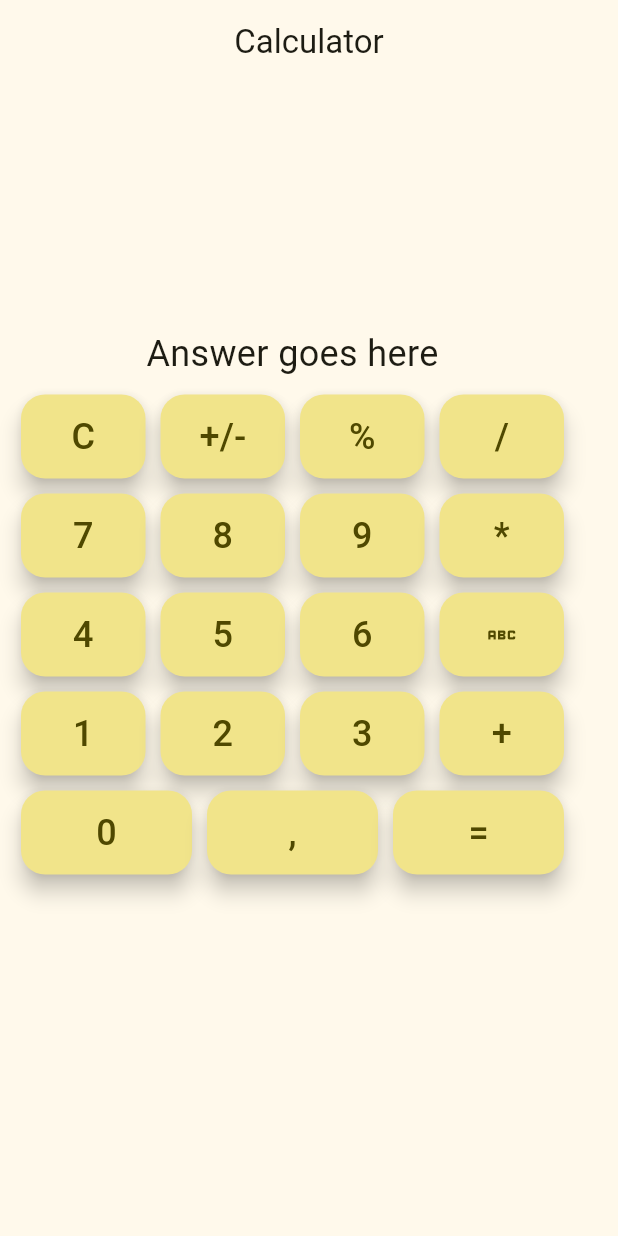
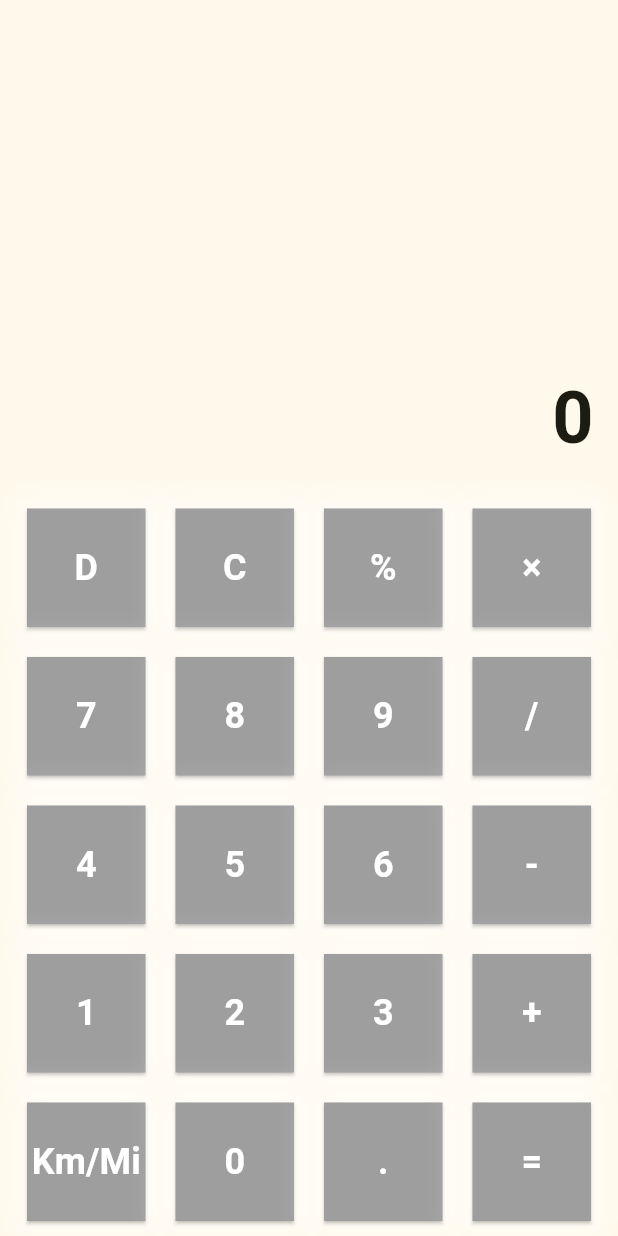
Before and after one commit to mazarskov/flutter-calculator, a Flutter app: the screen it shows after launch, on a phone screen of 412 x 824 dp. Run offline on Flutter 3.47's test engine with Material 3 defaults, Android fonts, the phone set to English and light mode, and no system bars.

```diff
--- /dev/null
+++ b/lib/data/button_values.dart
@@ -0,0 +1,47 @@
+class Btn {
+  static const String del = "D";
+  static const String clr = "C";
+  static const String percent = "%";
+  static const String multiply = "×";
+  static const String divide = "/";
+  static const String add = "+";
+  static const String subtract = "-";
+  static const String calculate = "=";
+  static const String dot = ".";
+
+  static const String n0 = "0";
+  static const String n1 = "1";
+  static const String n2 = "2";
+  static const String n3 = "3";
+  static const String n4 = "4";
+  static const String n5 = "5";
+  static const String n6 = "6";
+  static const String n7 = "7";
+  static const String n8 = "8";
+  static const String n9 = "9";
+  static const String kmToMile = "Km/Mi";
+
+
+  static const List<String> buttonValues = [
+    del,
+    clr,
+    percent,
+    multiply,
+    n7,
+    n8,
+    n9,
+    divide,
+    n4,
+    n5,
+    n6,
+    subtract,
+    n1,
+    n2,
+    n3,
+    add,
+    kmToMile,
+    n0,
+    dot,
+    calculate,
+  ];
+}
--- a/lib/main.dart
+++ b/lib/main.dart
@@ -12,7 +12,7 @@ class MyApp extends StatelessWidget {
   @override
   Widget build(BuildContext context) {
     return MaterialApp(
-      title: 'Quoty',
+      title: 'Calculator',
       theme: ThemeData(
         colorScheme: ColorScheme.fromSeed(seedColor: Colors.yellow),
         useMaterial3: true,
--- a/lib/screens/calculator_screen.dart
+++ b/lib/screens/calculator_screen.dart
@@ -1,269 +1,227 @@
+import 'package:calculator/data/button_values.dart';
 import 'package:flutter/material.dart';
+import 'package:calculator/screens/converter_screen.dart';
+import 'package:calculator/functions/calculation.dart';
+
 
 class CalculatorScreen extends StatefulWidget {
   const CalculatorScreen({super.key});
 
   @override
-  State<StatefulWidget> createState() {
-    return QuoteScreenState();
-  }
-
-
+  State<CalculatorScreen> createState() => _CalculatorScreenState();
 }
 
-class QuoteScreenState extends State<CalculatorScreen> {
-  TextEditingController textEditingController = TextEditingController();
-
+class _CalculatorScreenState extends State<CalculatorScreen> {
+  String number1 = ""; // . 0-9
+  String operand = ""; // + - * /
+  String number2 = ""; // . 0-9
 
   @override
   Widget build(BuildContext context) {
     return Scaffold(
-      appBar: AppBar(
-          title: const Center(
-            child: Text('Calculator'),
-          )),
-      floatingActionButton: Padding(
-        padding: EdgeInsets.symmetric(horizontal: 20.0),
+      body: SafeArea(
+        bottom: false,
         child: Column(
-          mainAxisAlignment: MainAxisAlignment.center, // Center vertically
-          crossAxisAlignment: CrossAxisAlignment.center, // Center horizontally
           children: [
-            SizedBox(height: 10), // Add space between rows
-            Row(
-              children: [
-                SizedBox(width: 10),
-                Expanded(
+            // output
+            Expanded(
+              child: SingleChildScrollView(
+                reverse: true,
+                child: Container(
+                  alignment: Alignment.bottomRight,
+                  padding: const EdgeInsets.all(16),
                   child: Text(
-                    "Answer goes here",
-                    textAlign: TextAlign.center, // Center the text horizontally
-                    style: TextStyle(
-                      fontSize: 24.0, // Set the font size to 24
+                    "$number1$operand$number2".isEmpty
+                        ? "0"
+                        : "$number1$operand$number2",
+                    style: const TextStyle(
+                      fontSize: 48,
+                      fontWeight: FontWeight.bold,
                     ),
+                    textAlign: TextAlign.end,
                   ),
                 ),
-              ],
-            ),
-            SizedBox(height: 10),
-            Row(
-              children: [
-                SizedBox(width: 10),
-                Expanded(
-                  child: FloatingActionButton(
-                    onPressed: null,
-                    child: Text(
-                      'C',
-                      style: TextStyle(fontSize: 24.0),
-                    ),
-                  ),
-                ),
-                SizedBox(width: 10),
-                Expanded(
-                  child: FloatingActionButton(
-                    onPressed: null,
-                    child: Text(
-                      '+/-',
-                      style: TextStyle(fontSize: 24.0),
-                    ),
-                  ),
-                ),
-                SizedBox(width: 10),
-                Expanded(
-                  child: FloatingActionButton(
-                    onPressed: null,
-                    child: Text(
-                      '%',
-                      style: TextStyle(fontSize: 24.0),
-                    ),
-                  ),
-                ),
-                SizedBox(width: 10),
-                Expanded(
-                  child: FloatingActionButton(
-                    onPressed: null,
-                    child: Text(
-                      '/',
-                      style: TextStyle(fontSize: 24.0),
-                    ),
-                  ),
-                ),
-              ],
-            ),
-            SizedBox(height: 10), // Add space between rows
-            Row(
-              children: [
-                SizedBox(width: 10),
-                Expanded(
-                  child: FloatingActionButton(
-                    onPressed: null,
-                    child: Text(
-                      '7',
-                      style: TextStyle(fontSize: 24.0),
-                    ),
-                  ),
-                ),
-                SizedBox(width: 10),
-                Expanded(
-                  child: FloatingActionButton(
-                    onPressed: null,
-                    child: Text(
-                      '8',
-                      style: TextStyle(fontSize: 24.0),
-                    ),
-                  ),
-                ),
-                SizedBox(width: 10),
-                Expanded(
-                  child: FloatingActionButton(
-                    onPressed: null,
-                    child: Text(
-                      '9',
-                      style: TextStyle(fontSize: 24.0),
-                    ),
-                  ),
-                ),
-                SizedBox(width: 10),
-                Expanded(
-                  child: FloatingActionButton(
-                    onPressed: null,
-                    child: Text(
-                      '*',
-                      style: TextStyle(fontSize: 24.0),
-                    ),
-                  ),
-                ),
-              ],
-            ),
-            SizedBox(height: 10),
-            Row(
-              children: [
-                SizedBox(width: 10),
-                Expanded(
-                  child: FloatingActionButton(
-                    onPressed: null,
-                    child: Text(
-                      '4',
-                      style: TextStyle(fontSize: 24.0),
-                    ),
-                  ),
-                ),
-                SizedBox(width: 10),
-                Expanded(
-                  child: FloatingActionButton(
-                    onPressed: null,
-                    child: Text(
-                      '5',
-                      style: TextStyle(fontSize: 24.0),
-                    ),
-                  ),
-                ),
-                SizedBox(width: 10),
-                Expanded(
-                  child: FloatingActionButton(
-                    onPressed: null,
-                    child: Text(
-                      '6',
-                      style: TextStyle(fontSize: 24.0),
-                    ),
-                  ),
-                ),
-                SizedBox(width: 10),
-                Expanded(
-                  child: FloatingActionButton(
-                    onPressed: null,
-                    child: Icon(Icons.abc),
-                  ),
-                ),
-              ],
-            ),
-            SizedBox(height: 10), // Add space between rows
-            Row(
-              children: [
-                SizedBox(width: 10),
-                Expanded(
-                  child: FloatingActionButton(
-                    onPressed: null,
-                    child: Text(
-                      '1',
-                      style: TextStyle(fontSize: 24.0),
-                    ),
-                  ),
-                ),
-                SizedBox(width: 10),
-                Expanded(
-                  child: FloatingActionButton(
-                    onPressed: null,
-                    child: Text(
-                      '2',
-                      style: TextStyle(fontSize: 24.0),
-                    ),
-                  ),
-                ),
-                SizedBox(width: 10),
-                Expanded(
-                  child: FloatingActionButton(
-                    onPressed: null,
-                    child: Text(
-                      '3',
-                      style: TextStyle(fontSize: 24.0),
-                    ),
-                  ),
-                ),
-                SizedBox(width: 10),
-                Expanded(
-                  child: FloatingActionButton(
-                    onPressed: null,
-                    child: Text(
-                      '+',
-                      style: TextStyle(fontSize: 24.0),
-                    ),
-                  ),
-                ),
-              ],
-            ),
-            SizedBox(height: 10), // Add space between rows
-            Row(
-              children: [
-                SizedBox(width: 10),
-                Expanded(
-                  child: FloatingActionButton(
-                    onPressed: null,
-                    child: Text(
-                      '0',
-                      style: TextStyle(fontSize: 24.0),
-                    ),
-                  ),
-                ),
-                SizedBox(width: 10),
-                Expanded(
-                  child: FloatingActionButton(
-                    onPressed: null,
-                    child: Text(
-                      ',',
-                      style: TextStyle(fontSize: 24.0),
-                    ),
-                  ),
-                ),
-                SizedBox(width: 10),
-                Expanded(
-                  child: FloatingActionButton(
-                    onPressed: null,
-                    child: Text(
-                      '=',
-                      style: TextStyle(fontSize: 24.0),
-                    ),
-                  ),
-                ),
-              ],
+              ),
             ),
 
-            // Add more rows as needed
+            // buttons
+            Wrap(
+              children: Btn.buttonValues
+                  .map(
+                    (value) =>
+                    NeonButton(
+                      label: value,
+                      onPressed: () => onBtnTap(value),
+                      isZero: value == Btn.n0,
+                    ),
+              )
+                  .toList(),
+            )
           ],
         ),
       ),
+    );
+  }
+  void onBtnTap(String value) {
 
+    if (value == Btn.kmToMile) {
+      // Navigate to the Km/Mile conversion screen
+      Navigator.of(context).push(MaterialPageRoute(
+        builder: (context) => KilometerToMileConverter(),
+      ));
+      return;
+    }
 
-      body: const Stack(
+    if (value == Btn.del) {
+      delete();
+      return;
+    }
 
+    if (value == Btn.clr) {
+      clearAll();
+      return;
+    }
+
+    if (value == Btn.percent) {
+      convertToPercentage();
+      return;
+    }
+
+    if (value == Btn.calculate) {
+      calculate();
+      return;
+    }
+
+    appendValue(value);
+  }
+
+  void calculate() {
+    if (number1.isEmpty) return;
+    if (operand.isEmpty) return;
+    if (number2.isEmpty) return;
+    double result = doCalculation(operand, number1, number2);
+
+    setState(() {
+      number1 = result.toStringAsPrecision(3);
+
+      if (number1.endsWith(".0")) {
+        number1 = number1.substring(0, number1.length - 2);
+      }
+
+      operand = "";
+      number2 = "";
+    });
+  }
+
+  void convertToPercentage() {
+    // ex: 434+324
+    if (number1.isNotEmpty && operand.isNotEmpty && number2.isNotEmpty) {
+      // calculate before conversion
+      calculate();
+    }
+
+    if (operand.isNotEmpty) {
+      // cannot be converted
+      return;
+    }
+
+    final number = double.parse(number1);
+    setState(() {
+      number1 = "${(number / 100)}";
+      operand = "";
+      number2 = "";
+    });
+  }
+
+  void clearAll() {
+    setState(() {
+      number1 = "";
+      operand = "";
+      number2 = "";
+    });
+  }
+
+  void delete() {
+    if (number2.isNotEmpty) {
+      // 12323 => 1232
+      number2 = number2.substring(0, number2.length - 1);
+    } else if (operand.isNotEmpty) {
+      operand = "";
+    } else if (number1.isNotEmpty) {
+      number1 = number1.substring(0, number1.length - 1);
+    }
+
+    setState(() {});
+  }
+
+  void appendValue(String value) {
+    if (value != Btn.dot && int.tryParse(value) == null) {
+      if (operand.isNotEmpty && number2.isNotEmpty) {
+        calculate();
+      }
+      operand = value;
+    } else if (number1.isEmpty || operand.isEmpty) {
+      if (value == Btn.dot && number1.contains(Btn.dot)) return;
+      if (value == Btn.dot && (number1.isEmpty || number1 == Btn.n0)) {
+        value = "0.";
+      }
+      number1 += value;
+    }
+    else if (number2.isEmpty || operand.isNotEmpty) {
+      if (value == Btn.dot && number2.contains(Btn.dot)) return;
+      if (value == Btn.dot && (number2.isEmpty || number2 == Btn.n0)) {
+        value = "0.";
+      }
+      number2 += value;
+    }
+    setState(() {});
+  }
+}
+
+class NeonButton extends StatelessWidget {
+  final String label;
+  final VoidCallback onPressed;
+  final Color color;
+  final bool isZero;
+
+  const NeonButton({super.key,
+    required this.label,
+    required this.onPressed,
+    this.color = Colors.white,
+    this.isZero = false,
+  });
+
+  @override
+  Widget build(BuildContext context) {
+    double buttonWidth = MediaQuery.of(context).size.width / 4 - 12;
+
+    return Padding(
+      padding: const EdgeInsets.all(4.0),
+      child: Container(
+        width: buttonWidth,
+        height: MediaQuery.of(context).size.width / 4 - 12,
+        decoration: BoxDecoration(
+          boxShadow: [
+            BoxShadow(
+              color: Colors.white12.withOpacity(0.5),
+              spreadRadius: 3,
+              blurRadius: 15,
+            ),
+          ],
+          border: Border.all(color: Colors.white12, width: 6),
+          borderRadius: BorderRadius.zero,
+        ),
+        child: ElevatedButton(
+          onPressed: onPressed,
+          style: ElevatedButton.styleFrom(
+            backgroundColor: Colors.grey,
+            foregroundColor: color,
+            shape: const RoundedRectangleBorder(borderRadius: BorderRadius.zero),
+            padding: EdgeInsets.zero,
+            side: const BorderSide(color: Colors.transparent, width: 10),
+          ),
+          child: Text(label, style: const TextStyle(fontSize: 24, fontWeight: FontWeight.bold)),
+        ),
       ),
     );
   }
```
Also changed, not shown: lib/functions/calculation.dart (added, +23 -0 lines), lib/screens/converter_screen.dart (added, +48 -0 lines).
